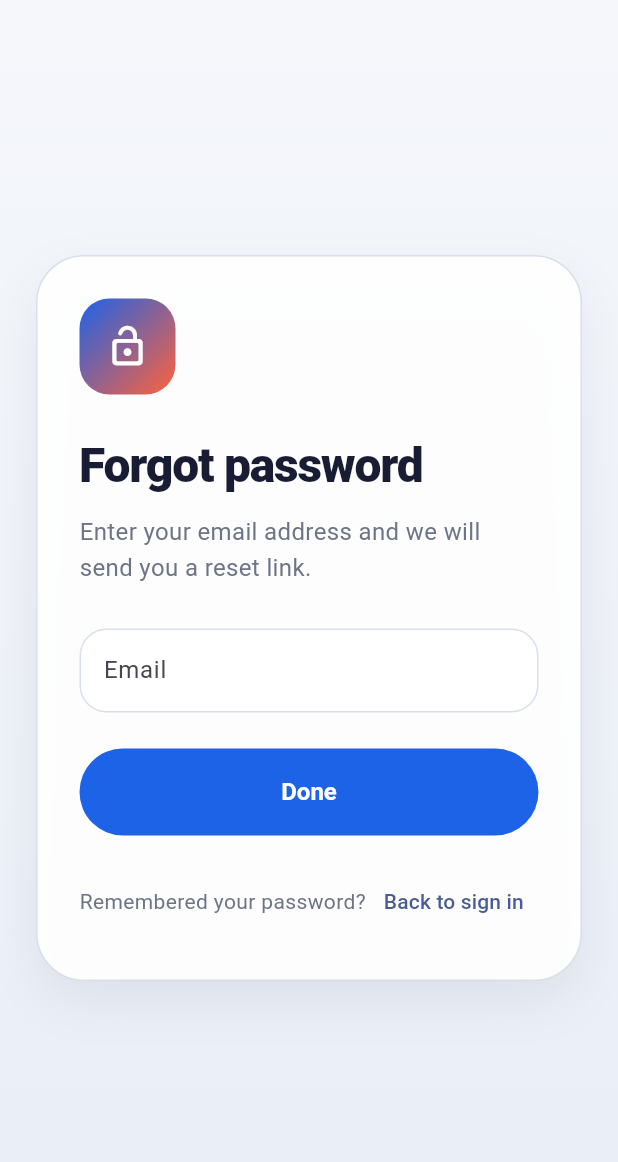
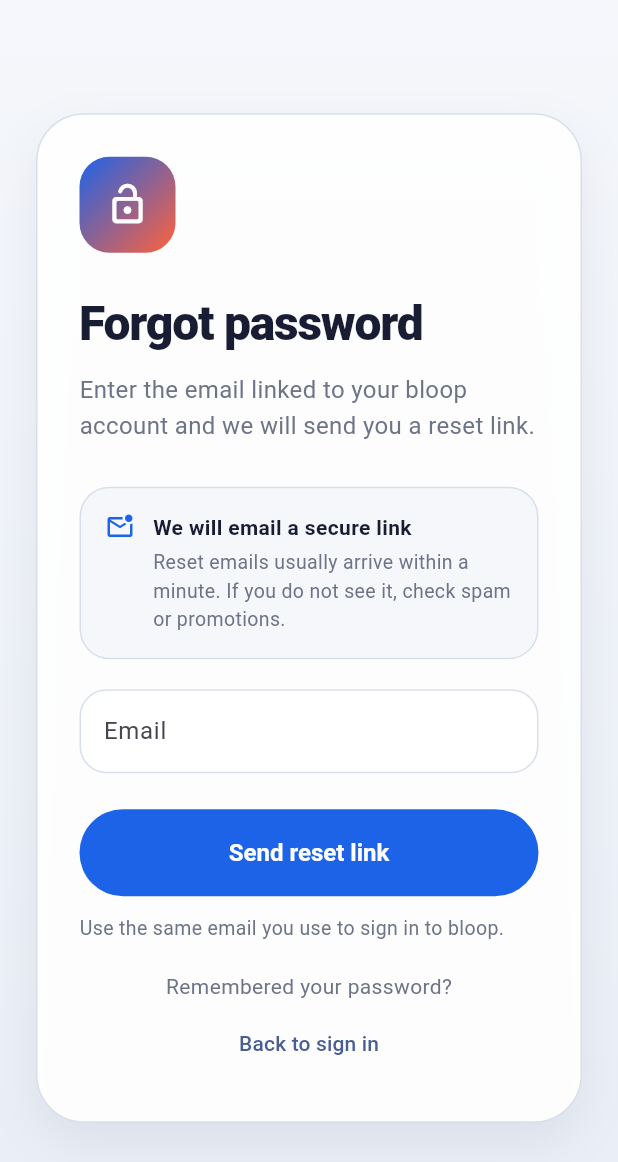
Before and after one commit to Hashirkhan345/cookoo_record, a Flutter app: the screen it shows after launch, after a tap on "Forgot password?", on a phone screen of 412 x 824 dp. Shown: the top 1162 px of the screen. Run offline on Flutter 3.47's test engine with Material 3 defaults, Android fonts, the phone set to English and light mode, and no system bars; our stand-ins replace camera, cloud_firestore, firebase_auth, firebase_core, flutter_riverpod, google_sign_in and 3 more; missing offline and left inert: camera_web, dart:html, dart:js_interop, shared_preferences_web; accounts and stored records are empty.

Commit message:
implement app rounter

```diff
--- /dev/null
+++ b/lib/app/router/app_router.dart
@@ -0,0 +1,74 @@
+import 'package:flutter/material.dart';
+
+import 'app_routes.dart';
+import '../../features/auth/presentation/screens/auth_gate_screen.dart';
+import '../../features/auth/presentation/screens/forgot_password_screen.dart';
+import '../../features/auth/presentation/screens/login_screen.dart';
+import '../../features/auth/presentation/screens/register_screen.dart';
+import '../../features/video/presentation/screens/help_center_screen.dart';
+import '../../features/video/presentation/screens/privacy_policy_screen.dart';
+import '../../features/video/presentation/screens/terms_and_conditions_screen.dart';
+import '../../features/video/presentation/screens/video_home_screen.dart';
+
+abstract final class AppRouter {
+  static Route<dynamic> onGenerateRoute(RouteSettings settings) {
+    switch (settings.name) {
+      case AppRoute.root:
+        return _buildRoute<void>(
+          settings: settings,
+          builder: (_) => const AuthGateScreen(),
+        );
+      case AppRoute.login:
+        return _buildRoute<void>(
+          settings: settings,
+          builder: (_) => const LoginScreen(),
+        );
+      case AppRoute.home:
+        return _buildRoute<void>(
+          settings: settings,
+          builder: (_) => const VideoHomeScreen(),
+        );
+      case AppRoute.register:
+        return _buildRoute<void>(
+          settings: settings,
+          builder: (_) => const RegisterScreen(),
+        );
+      case AppRoute.forgotPassword:
+        final String initialEmail = settings.arguments is String
+            ? settings.arguments! as String
+            : '';
+
+        return _buildRoute<String>(
+          settings: settings,
+          builder: (_) => ForgotPasswordScreen(initialEmail: initialEmail),
+        );
+      case AppRoute.helpCenter:
+        return _buildRoute<void>(
+          settings: settings,
+          builder: (_) => const HelpCenterScreen(),
+        );
+      case AppRoute.privacyPolicy:
+        return _buildRoute<void>(
+          settings: settings,
+          builder: (_) => const PrivacyPolicyScreen(),
+        );
+      case AppRoute.termsAndConditions:
+        return _buildRoute<void>(
+          settings: settings,
+          builder: (_) => const TermsAndConditionsScreen(),
+        );
+      default:
+        return _buildRoute<void>(
+          settings: settings,
+          builder: (_) => const AuthGateScreen(),
+        );
+    }
+  }
+
+  static Route<T> _buildRoute<T>({
+    required RouteSettings settings,
+    required WidgetBuilder builder,
+  }) {
+    return MaterialPageRoute<T>(settings: settings, builder: builder);
+  }
+}
--- /dev/null
+++ b/lib/app/router/app_routes.dart
@@ -0,0 +1,10 @@
+abstract final class AppRoute {
+  static const String root = '/';
+  static const String login = '/login';
+  static const String home = '/home';
+  static const String register = '/register';
+  static const String forgotPassword = '/forgot-password';
+  static const String helpCenter = '/help-center';
+  static const String privacyPolicy = '/privacy-policy';
+  static const String termsAndConditions = '/terms-and-conditions';
+}
--- a/lib/features/auth/presentation/screens/auth_gate_screen.dart
+++ b/lib/features/auth/presentation/screens/auth_gate_screen.dart
@@ -1,17 +1,21 @@
 import 'package:flutter/material.dart';
 import 'package:flutter_riverpod/flutter_riverpod.dart';
 
+import '../../../../app/router/app_routes.dart';
 import '../../../video/presentation/controller/video_feature_theme.dart';
-import '../../../video/presentation/screens/video_home_screen.dart';
 import '../../provider/auth_provider.dart';
 import '../../provider/auth_state.dart';
-import 'login_screen.dart';
 
-class AuthGateScreen extends ConsumerWidget {
+class AuthGateScreen extends ConsumerStatefulWidget {
   const AuthGateScreen({super.key});
 
   @override
-  Widget build(BuildContext context, WidgetRef ref) {
+  ConsumerState<AuthGateScreen> createState() => _AuthGateScreenState();
+}
+
+class _AuthGateScreenState extends ConsumerState<AuthGateScreen> {
+  @override
+  Widget build(BuildContext context) {
     final AuthState authState = ref.watch(authControllerProvider);
 
     if (authState.isLoading) {
@@ -25,10 +29,23 @@ class AuthGateScreen extends ConsumerWidget {
       );
     }
 
-    if (authState.isAuthenticated) {
-      return const VideoHomeScreen();
-    }
+    final String targetRoute = authState.isAuthenticated
+        ? AppRoute.home
+        : AppRoute.login;
 
-    return const LoginScreen();
+    WidgetsBinding.instance.addPostFrameCallback((_) {
+      if (!mounted) {
+        return;
+      }
+
+      Navigator.of(context).pushReplacementNamed(targetRoute);
+    });
+
+    return const Scaffold(
+      body: DecoratedBox(
+        decoration: BoxDecoration(gradient: VideoFeatureTheme.screenBackground),
+        child: Center(child: CircularProgressIndicator()),
+      ),
+    );
   }
 }
--- a/lib/features/auth/presentation/screens/forgot_password_screen.dart
+++ b/lib/features/auth/presentation/screens/forgot_password_screen.dart
@@ -1,6 +1,7 @@
 import 'package:flutter/material.dart';
 import 'package:flutter_riverpod/flutter_riverpod.dart';
 
+import '../../../../app/router/app_routes.dart';
 import '../../provider/auth_provider.dart';
 import '../../provider/auth_state.dart';
 import '../../../video/presentation/controller/video_feature_theme.dart';
@@ -52,18 +53,20 @@ class _ForgotPasswordScreenState extends ConsumerState<ForgotPasswordScreen> {
 
     return AuthScreenScaffold(
       title: 'Forgot password',
-      subtitle: 'Enter your email address and we will send you a reset link.',
-      footer: Row(
-        mainAxisAlignment: MainAxisAlignment.center,
+      subtitle:
+          'Enter the email linked to your bloop account and we will send you a reset link.',
+      footer: Wrap(
+        alignment: WrapAlignment.center,
+        crossAxisAlignment: WrapCrossAlignment.center,
+        spacing: 4,
+        runSpacing: 4,
         children: <Widget>[
           const Text(
             'Remembered your password?',
             style: TextStyle(color: VideoFeatureTheme.muted),
           ),
           TextButton(
-            onPressed: authState.isSubmitting
-                ? null
-                : () => Navigator.of(context).pop(),
+            onPressed: authState.isSubmitting ? null : _backToSignIn,
             child: const Text('Back to sign in'),
           ),
         ],
@@ -73,6 +76,49 @@ class _ForgotPasswordScreenState extends ConsumerState<ForgotPasswordScreen> {
         child: Column(
           crossAxisAlignment: CrossAxisAlignment.start,
           children: <Widget>[
+            Container(
+              padding: const EdgeInsets.all(16),
+              decoration: BoxDecoration(
+                color: VideoFeatureTheme.canvas,
+                borderRadius: BorderRadius.circular(20),
+                border: Border.all(color: VideoFeatureTheme.line),
+              ),
+              child: const Row(
+                crossAxisAlignment: CrossAxisAlignment.start,
+                children: <Widget>[
+                  Icon(
+                    Icons.mark_email_unread_outlined,
+                    color: VideoFeatureTheme.primary,
+                    size: 20,
+                  ),
+                  SizedBox(width: 12),
+                  Expanded(
+                    child: Column(
+                      crossAxisAlignment: CrossAxisAlignment.start,
+                      children: <Widget>[
+                        Text(
+                          'We will email a secure link',
+                          style: TextStyle(
+                            color: VideoFeatureTheme.ink,
+                            fontWeight: FontWeight.w700,
+                          ),
+                        ),
+                        SizedBox(height: 4),
+                        Text(
+                          'Reset emails usually arrive within a minute. If you do not see it, check spam or promotions.',
+                          style: TextStyle(
+                            color: VideoFeatureTheme.muted,
+                            fontSize: 13,
+                            height: 1.45,
+                          ),
+                        ),
+                      ],
+                    ),
+                  ),
+                ],
+              ),
+            ),
+            const SizedBox(height: 20),
             AuthTextField(
               controller: _emailController,
               label: 'Email',
@@ -107,7 +153,16 @@ class _ForgotPasswordScreenState extends ConsumerState<ForgotPasswordScreen> {
                       height: 20,
                       child: CircularProgressIndicator(strokeWidth: 2),
                     )
-                  : const Text('Done'),
+                  : const Text('Send reset link'),
+            ),
+            const SizedBox(height: 12),
+            const Text(
+              'Use the same email you use to sign in to bloop.',
+              style: TextStyle(
+                color: VideoFeatureTheme.muted,
+                fontSize: 13,
+                height: 1.4,
+              ),
             ),
           ],
         ),
@@ -132,4 +187,14 @@ class _ForgotPasswordScreenState extends ConsumerState<ForgotPasswordScreen> {
       context,
     ).pop('Password reset email sent. Check your inbox for the reset link.');
   }
+
+  Future<void> _backToSignIn() async {
+    final NavigatorState navigator = Navigator.of(context);
+    if (navigator.canPop()) {
+      navigator.pop();
+      return;
+    }
+
+    await navigator.pushReplacementNamed(AppRoute.login);
+  }
 }
--- a/lib/features/auth/presentation/screens/login_screen.dart
+++ b/lib/features/auth/presentation/screens/login_screen.dart
@@ -1,13 +1,12 @@
 import 'package:flutter/material.dart';
 import 'package:flutter_riverpod/flutter_riverpod.dart';
 
+import '../../../../app/router/app_routes.dart';
 import '../../provider/auth_provider.dart';
 import '../../provider/auth_state.dart';
 import '../../../video/presentation/controller/video_feature_theme.dart';
 import '../widgets/auth_screen_scaffold.dart';
 import '../widgets/auth_text_field.dart';
-import 'forgot_password_screen.dart';
-import 'register_screen.dart';
 
 class LoginScreen extends ConsumerStatefulWidget {
   const LoginScreen({super.key});
@@ -35,6 +34,13 @@ class _LoginScreenState extends ConsumerState<LoginScreen> {
         return;
       }
 
+      if (next.isAuthenticated && !(previous?.isAuthenticated ?? false)) {
+        Navigator.of(
+          context,
+        ).pushNamedAndRemoveUntil(AppRoute.home, (Route<dynamic> _) => false);
+        return;
+      }
+
       final String? feedbackMessage = next.feedbackMessage;
       if (feedbackMessage != null &&
           feedbackMessage != previous?.feedbackMessage) {
@@ -51,8 +57,11 @@ class _LoginScreenState extends ConsumerState<LoginScreen> {
     return AuthScreenScaffold(
       title: 'Sign in',
       subtitle: 'Access bloop with your Google account or email/password.',
-      footer: Row(
-        mainAxisAlignment: MainAxisAlignment.center,
+      footer: Wrap(
+        alignment: WrapAlignment.center,
+        crossAxisAlignment: WrapCrossAlignment.center,
+        spacing: 4,
+        runSpacing: 4,
         children: <Widget>[
           const Text(
             'New to bloop?',
@@ -61,14 +70,7 @@ class _LoginScreenState extends ConsumerState<LoginScreen> {
           TextButton(
             onPressed: authState.isSubmitting
                 ? null
-                : () {
-                    Navigator.of(context).push(
-                      MaterialPageRoute<void>(
-                        builder: (BuildContext context) =>
-                            const RegisterScreen(),
-                      ),
-                    );
-                  },
+                : () => Navigator.of(context).pushNamed(AppRoute.register),
             child: const Text('Create account'),
           ),
         ],
@@ -175,11 +177,9 @@ class _LoginScreenState extends ConsumerState<LoginScreen> {
   }
 
   Future<void> _openForgotPassword() async {
-    final String? result = await Navigator.of(context).push<String>(
-      MaterialPageRoute<String>(
-        builder: (BuildContext context) =>
-            ForgotPasswordScreen(initialEmail: _emailController.text.trim()),
-      ),
+    final String? result = await Navigator.of(context).pushNamed<String>(
+      AppRoute.forgotPassword,
+      arguments: _emailController.text.trim(),
     );
 
     if (!mounted || result == null) {
--- a/lib/features/auth/presentation/widgets/auth_screen_scaffold.dart
+++ b/lib/features/auth/presentation/widgets/auth_screen_scaffold.dart
@@ -88,7 +88,7 @@ class AuthScreenScaffold extends StatelessWidget {
                       const SizedBox(height: 28),
                       child,
                       const SizedBox(height: 20),
-                      footer,
+                      Align(alignment: Alignment.center, child: footer),
                     ],
                   ),
                 ),
--- a/lib/main.dart
+++ b/lib/main.dart
@@ -2,8 +2,9 @@ import 'package:firebase_core/firebase_core.dart';
 import 'package:flutter/material.dart';
 import 'package:flutter_riverpod/flutter_riverpod.dart';
 
+import 'app/router/app_router.dart';
+import 'app/router/app_routes.dart';
 import 'firebase_options.dart';
-import 'features/auth/presentation/screens/auth_gate_screen.dart';
 import 'features/video/presentation/controller/video_feature_theme.dart';
 import 'features/video/presentation/controller/video_web_camera_registration.dart';
 
@@ -36,7 +37,8 @@ class MyApp extends StatelessWidget {
           displayColor: VideoFeatureTheme.ink,
         ),
       ),
-      home: const AuthGateScreen(),
+      initialRoute: AppRoute.root,
+      onGenerateRoute: AppRouter.onGenerateRoute,
     );
   }
 }
```
Also changed, not shown: lib/features/auth/presentation/screens/register_screen.dart (+83 -7 lines), lib/features/video/presentation/screens/video_home_screen.dart (+11 -18 lines), 1 other file.
